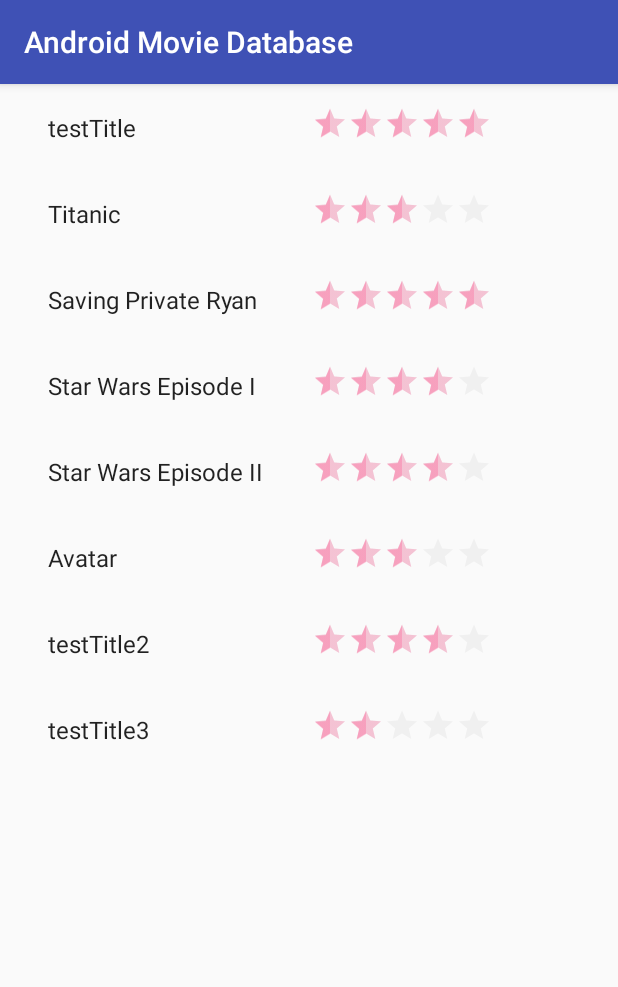
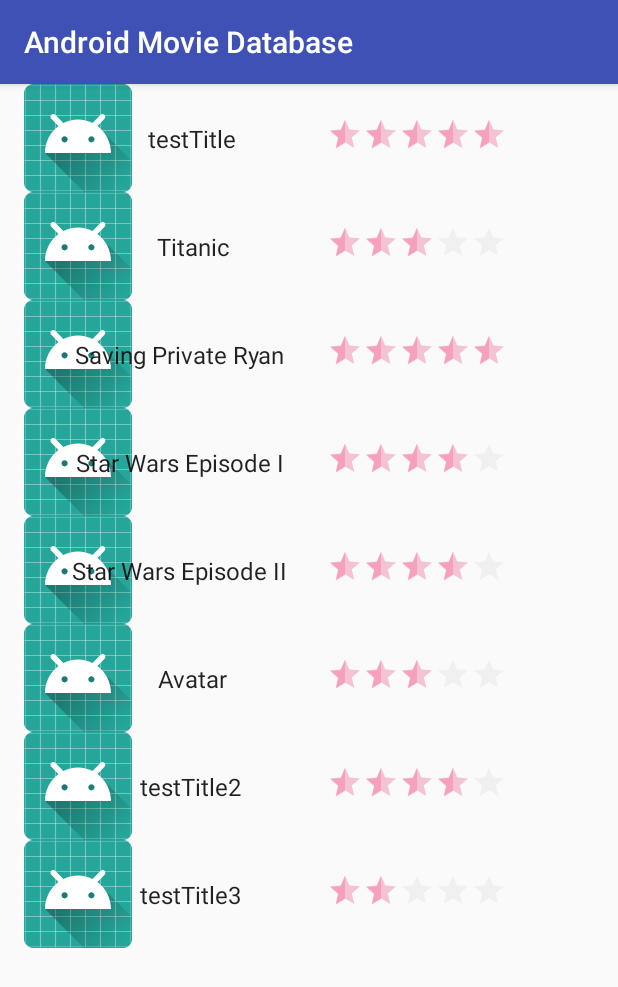
Before and after one commit to AndrewRozendal/Mobile-Apps, an Android app: the screen it shows after launch (ItemListActivity), on a phone screen of 412 x 824 dp. Shown: the top 987 px of the screen. Run offline under Robolectric (Android 15) with nearby library versions, the phone set to English and light mode, and no system bars.

Commit message:
more layout changes in movie list view

```diff
--- a/AndroidApps/AndroidMovieDatabase/app/src/main/res/layout/item_list_content.xml
+++ b/AndroidApps/AndroidMovieDatabase/app/src/main/res/layout/item_list_content.xml
@@ -6,26 +6,37 @@
     android:layout_width="match_parent"
     android:layout_height="wrap_content">
 
+    <ImageView
+        android:id="@+id/image"
+        android:layout_width="wrap_content"
+        android:layout_height="wrap_content"
+        app:layout_constraintBottom_toBottomOf="parent"
+        app:layout_constraintStart_toStartOf="parent"
+        app:layout_constraintTop_toTopOf="parent"
+        app:srcCompat="@mipmap/ic_launcher_round" />
+
     <TextView
         android:id="@+id/content"
         android:layout_width="wrap_content"
         android:layout_height="wrap_content"
-        android:layout_marginStart="16dp"
+        android:layout_marginStart="8dp"
         android:textAppearance="?attr/textAppearanceListItem"
         app:layout_constraintBottom_toBottomOf="parent"
-        app:layout_constraintStart_toStartOf="parent"
+        app:layout_constraintEnd_toStartOf="@+id/ratingBar"
+        app:layout_constraintHorizontal_bias="0.6"
+        app:layout_constraintStart_toEndOf="@+id/image"
         app:layout_constraintTop_toTopOf="parent" />
 
     <RatingBar
         android:id="@+id/ratingBar"
-        android:layout_width="wrap_content"
-        android:layout_height="wrap_content"
-        android:layout_marginEnd="8dp"
+        android:layout_width="237dp"
+        android:layout_height="57dp"
         android:clickable="false"
         android:numStars="5"
         android:scaleX=".5"
         android:scaleY=".5"
         android:stepSize=".5"
+        app:layout_constraintBottom_toBottomOf="parent"
         app:layout_constraintEnd_toEndOf="parent"
         app:layout_constraintTop_toTopOf="parent" />
 </android.support.constraint.ConstraintLayout>
```
